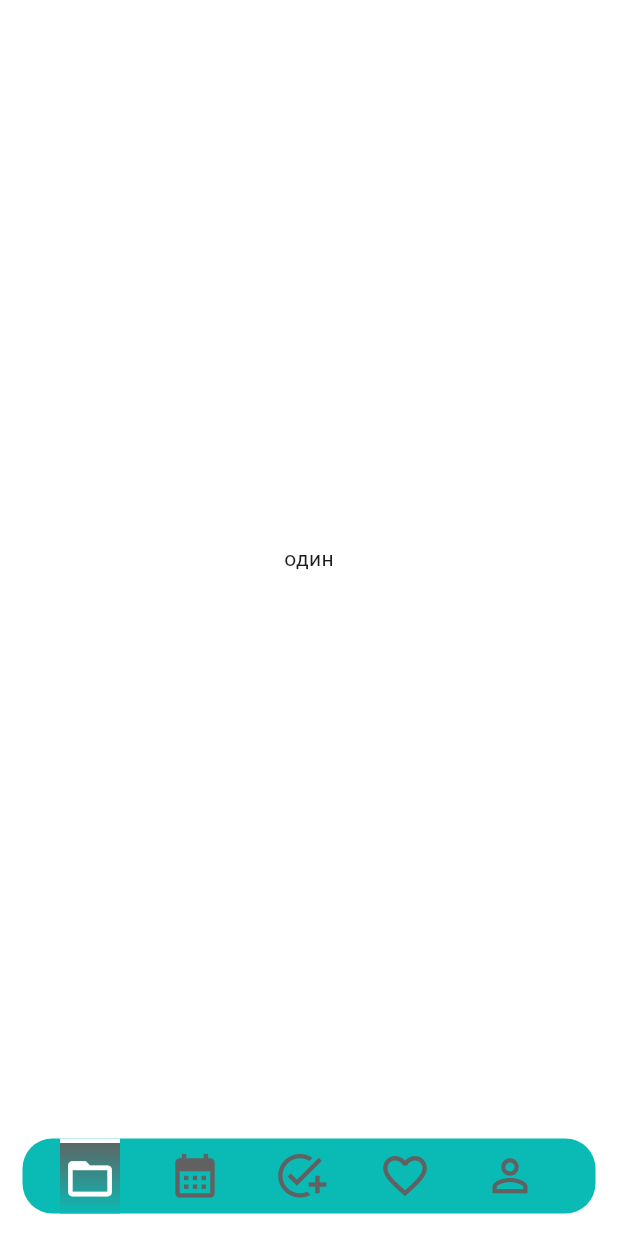
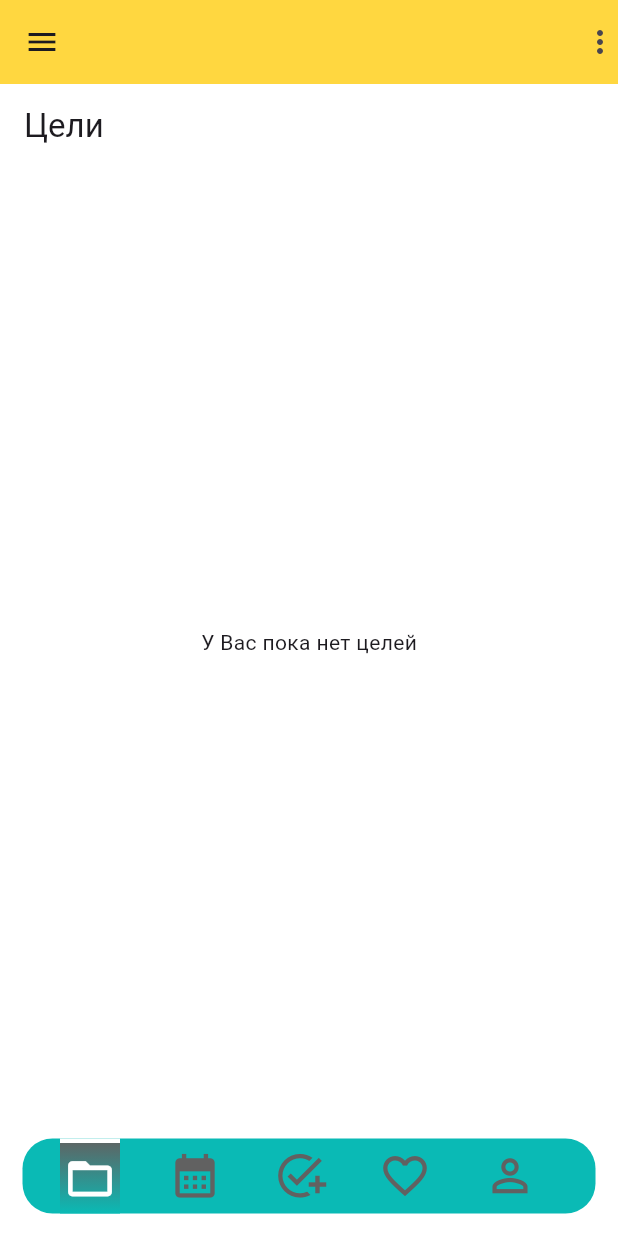
Before and after one commit to MironAlikc/planner_app, a Flutter app: the screen it shows after launch, on a phone screen of 412 x 824 dp. Run offline on Flutter 3.47's test engine with Material 2 defaults, Android fonts, the phone set to English and light mode, and no system bars.

Commit message:
GoalsScreen

```diff
--- a/lib/bottom_navigation_bar_widget.dart
+++ b/lib/bottom_navigation_bar_widget.dart
@@ -1,5 +1,6 @@
 import 'package:flutter/material.dart';
 import 'package:planner_app/resources/colors.dart';
+import 'package:planner_app/screen_bar/goals_screen.dart';
 
 class BottomNavigationBarWidget extends StatefulWidget {
   const BottomNavigationBarWidget({super.key});
@@ -13,7 +14,7 @@ class _BottomNavigationBarWidgetState extends State<BottomNavigationBarWidget>
     with SingleTickerProviderStateMixin {
   int selectedIndex = 0;
   final List<Widget> _widgetOptions = <Widget>[
-    const Center(child: Text('один')),
+    const GoalsScreen(),
     const Center(child: Text('два')),
     const Center(child: Text('три')),
     const Center(child: Text('четыри')),
--- a/lib/home_screen/home_screen.dart
+++ b/lib/home_screen/home_screen.dart
@@ -1,5 +1,4 @@
 import 'package:flutter/material.dart';
-import 'package:flutter/widgets.dart';
 import 'package:planner_app/bottom_navigation_bar_widget.dart';
 
 class HomeScreen extends StatelessWidget {
@@ -8,7 +7,14 @@ class HomeScreen extends StatelessWidget {
   @override
   Widget build(BuildContext context) {
     return Scaffold(
-      bottomNavigationBar: BottomNavigationBarWidget(),
+      drawer: const Drawer(),
+      appBar: AppBar(
+        actions: const [
+          Icon(Icons.more_vert),
+        ],
+        backgroundColor: Colors.amberAccent,
+      ),
+      body: const BottomNavigationBarWidget(),
     );
   }
 }
--- /dev/null
+++ b/lib/screen_bar/goals_screen.dart
@@ -0,0 +1,21 @@
+import 'package:flutter/material.dart';
+import 'package:flutter/widgets.dart';
+
+class GoalsScreen extends StatelessWidget {
+  const GoalsScreen({super.key});
+
+  @override
+  Widget build(BuildContext context) {
+    return Scaffold(
+      backgroundColor: Colors.white,
+      appBar: AppBar(
+        //toolbarHeight: 120,
+        backgroundColor: Colors.white,
+        title: Text('Цели'),
+      ),
+      body: Center(
+        child: Text('У Вас пока нет целей'),
+      ),
+    );
+  }
+}
```
